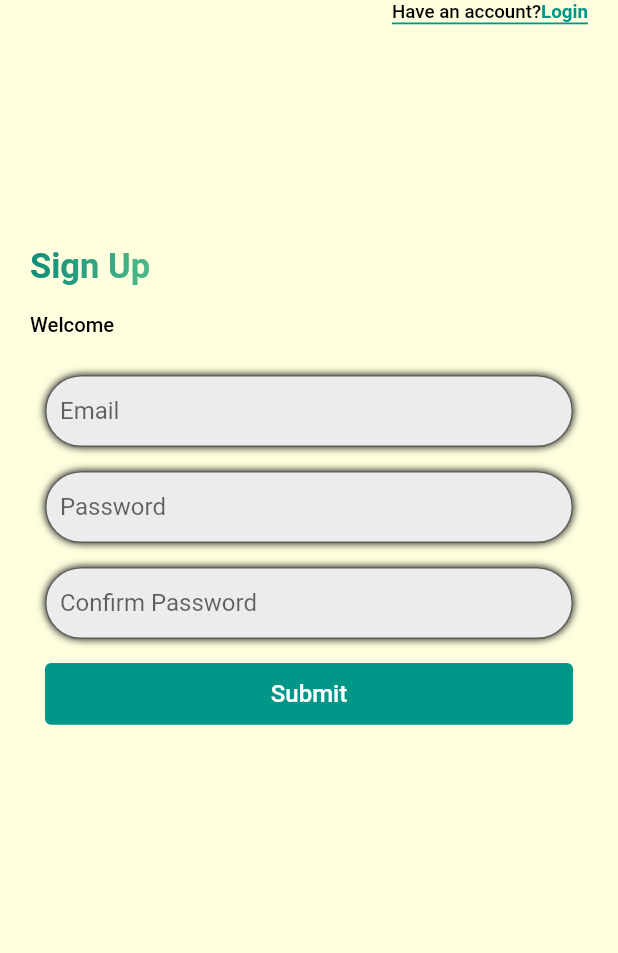
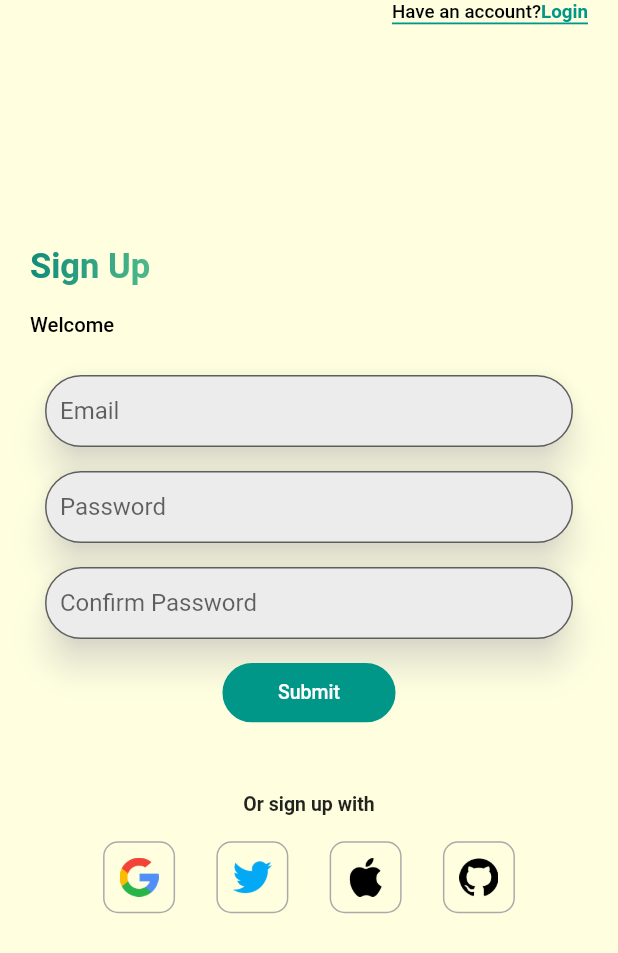
Before and after one commit to ericatsu/rickandmorty, a Flutter app: the screen it shows after launch, on a phone screen of 412 x 824 dp. Shown: the top 953 px of the screen. Run offline on Flutter 3.47's test engine with Material 2 defaults, Android fonts, the phone set to English and light mode, and no system bars; our stand-ins replace flutter_rating_bar, get, google_fonts, google_nav_bar, graphql, graphql_flutter; missing offline and left inert: get_cli.

Commit message:
✅ Sign up

```diff
--- a/lib/screens/authentication/signup/signup_page.dart
+++ b/lib/screens/authentication/signup/signup_page.dart
@@ -1,3 +1,4 @@
+import 'package:fluttergraphql/screens/authentication/widgets/box_button.dart';
 import 'package:fluttergraphql/screens/authentication/widgets/elevated_field.dart';
 import 'package:fluttergraphql/shared/exports.dart';
 
@@ -51,7 +52,7 @@ class _SignUpPageState extends State<SignUpPage> {
                   child: Padding(
                     padding: const EdgeInsets.all(10.0),
                     child: Column(
-                      crossAxisAlignment: CrossAxisAlignment.stretch,
+                      crossAxisAlignment: CrossAxisAlignment.center,
                       children: [
                         const SizedBox(height: 16.0),
                         ElevatedTextFormField(
@@ -98,32 +99,84 @@ class _SignUpPageState extends State<SignUpPage> {
                           },
                         ),
                         const SizedBox(height: 16.0),
-                        SizedBox(
-                          width: 20,
-                          height: height * 0.05,
-                          child: TextButton(
-                            style: const ButtonStyle(
-                              backgroundColor:
-                                  MaterialStatePropertyAll(Colors.teal),
-                              overlayColor:
-                                  MaterialStatePropertyAll(Colors.white10),
+                        Container(
+                          height: height * 0.048,
+                          width: width * 0.28,
+                          decoration: BoxDecoration(
+                            borderRadius: BorderRadius.circular(50),
+                            color: Colors.teal,
+                            border: Border.all(color: Colors.teal),
                           ),
-                            onPressed: () {
+                          child: Material(
+                            color: Colors.transparent,
+                            child: InkWell(
+                              borderRadius: BorderRadius.circular(50),
+                              onTap: () {
                                 if (_formKey.currentState?.validate() == true) {
                                   // Submit the form data
                                 }
                               },
-                            child: const Text(
+                              child: const Align(
+                                alignment: Alignment.center,
+                                child: Padding(
+                                  padding: EdgeInsets.all(6),
+                                  child: Text(
                                     'Submit',
                                     style: TextStyle(
-                                fontSize: 16,
+                                        fontSize: 13,
                                         color: Colors.white,
+                                        fontWeight: FontWeight.w500),
+                                  ),
+                                ),
                               ),
                             ),
                           ),
                         ),
                       ],
                     ),
+                  ),
+                ),
+                SizedBox(
+                  height: height * 0.045,
+                ),
+                const Align(
+                  alignment: Alignment.center,
+                  child: Text(
+                    'Or sign up with',
+                    style: TextStyle(
+                      fontSize: 13,
+                      fontWeight: FontWeight.bold,
+                    ),
+                  ),
+                ),
+                SizedBox(
+                  height: height * 0.02,
+                ),
+                Align(
+                  alignment: Alignment.center,
+                  child: SizedBox(
+                    height: height * 0.06,
+                    width: width * 0.8,
+                    child: Row(
+                        mainAxisAlignment: MainAxisAlignment.spaceEvenly,
+                        children: [
+                          BoxButton(
+                            image: Images.google,
+                            onTap: () {},
+                          ),
+                          BoxButton(
+                            image: Images.twitter,
+                            onTap: () {},
+                          ),
+                          BoxButton(
+                            image: Images.apple,
+                            onTap: () {},
+                          ),
+                          BoxButton(
+                            image: Images.github,
+                            onTap: () {},
+                          ),
+                        ]),
                   ),
                 ),
               ],
--- /dev/null
+++ b/lib/screens/authentication/widgets/box_button.dart
@@ -0,0 +1,35 @@
+import 'package:fluttergraphql/shared/exports.dart';
+
+class BoxButton extends StatelessWidget {
+  final VoidCallback onTap;
+  final String image;
+  const BoxButton({super.key, required this.onTap, required this.image});
+
+  @override
+  Widget build(BuildContext context) {
+    final double height = MediaQuery.of(context).size.height;
+    final double width = MediaQuery.of(context).size.width;
+    return Container(
+      height: 48,
+      width: 48,
+      decoration: BoxDecoration(
+        borderRadius: BorderRadius.circular(10),
+        color: Colors.transparent,
+        border: Border.all(color: const Color.fromARGB(255, 170, 170, 170)),
+      ),
+      child: Material(
+        color: Colors.transparent,
+        child: InkWell(
+          onTap: onTap,
+          child:  Align(
+            alignment: Alignment.center,
+            child: Padding(
+              padding: const EdgeInsets.all(10),
+              child: Image.asset(image),
+            ),
+          ),
+        ),
+      ),
+    );
+  }
+}
--- a/lib/screens/authentication/widgets/elevated_field.dart
+++ b/lib/screens/authentication/widgets/elevated_field.dart
@@ -16,27 +16,28 @@ class ElevatedTextFormField extends StatelessWidget {
 
   @override
   Widget build(BuildContext context) {
-    return Container(
-      decoration: BoxDecoration(
-        boxShadow: [
-          const BoxShadow(
-            blurRadius: 4,
-          ),
-        ],
-        borderRadius: BorderRadius.circular(28.0),
-      ),
+    return Material(
+      elevation: 10,
+      color: Colors.transparent,
+      borderOnForeground: false,
+      borderRadius: BorderRadius.circular(28),
+      shadowColor: const Color.fromARGB(255, 252, 251, 251),
       child: TextFormField(
         controller: controller,
         obscureText: obscureText,
+        obscuringCharacter: '*',
         decoration: InputDecoration(
+          hintStyle: TextStyle(
+            color: Colors.teal,
+          ),
           fillColor: const Color.fromARGB(255, 236, 236, 236),
           filled: true,
           labelText: label,
-          contentPadding: const EdgeInsets.symmetric(horizontal: 10, vertical: 4),
-          border:  OutlineInputBorder(
-            borderRadius: BorderRadius.circular(28),
-            borderSide: const BorderSide(style: BorderStyle.solid, color: Colors.grey)
-          ),
+          contentPadding:
+              const EdgeInsets.symmetric(horizontal: 10, vertical: 4),
+          border: OutlineInputBorder(
+              borderRadius: BorderRadius.circular(28),
+              borderSide: const BorderSide(color: Colors.grey)),
         ),
         validator: validator,
       ),
--- a/lib/shared/constants.dart
+++ b/lib/shared/constants.dart
@@ -5,7 +5,7 @@ class Palette {
   static const Color kPrimaryLight = Color.fromARGB(255, 118, 175, 184);
   static Color black40 = const Color(0xFF200E32).withOpacity(.4);
   static Color black80 = const Color(0xFF200E32).withOpacity(.8);
-  static LinearGradient linecolor = LinearGradient(
+  static LinearGradient linecolor = const LinearGradient(
           colors: [Colors.teal, Colors.green],
           begin: Alignment.centerLeft,
           end: Alignment.centerRight,
@@ -19,4 +19,9 @@ Shader authColors = const LinearGradient(
 class Images {
   static const String imagesPath = 'assets/images/';
   static const String splash = '${imagesPath}splash.png';
+  static const String apple = '${imagesPath}apple-logo.png';
+  static const String github = '${imagesPath}github.png';
+  static const String rightarrow = '${imagesPath}right-arrow.png';
+  static const String google = '${imagesPath}search.png';
+  static const String twitter = '${imagesPath}twitter.png';
 }
```
Also changed, not shown: assets/images/apple-logo.png (added), assets/images/github.png (added), assets/images/right-arrow.png (added), assets/images/search.png (added), assets/images/twitter.png (added). Lines whose indentation alone changed are shown as unchanged.
